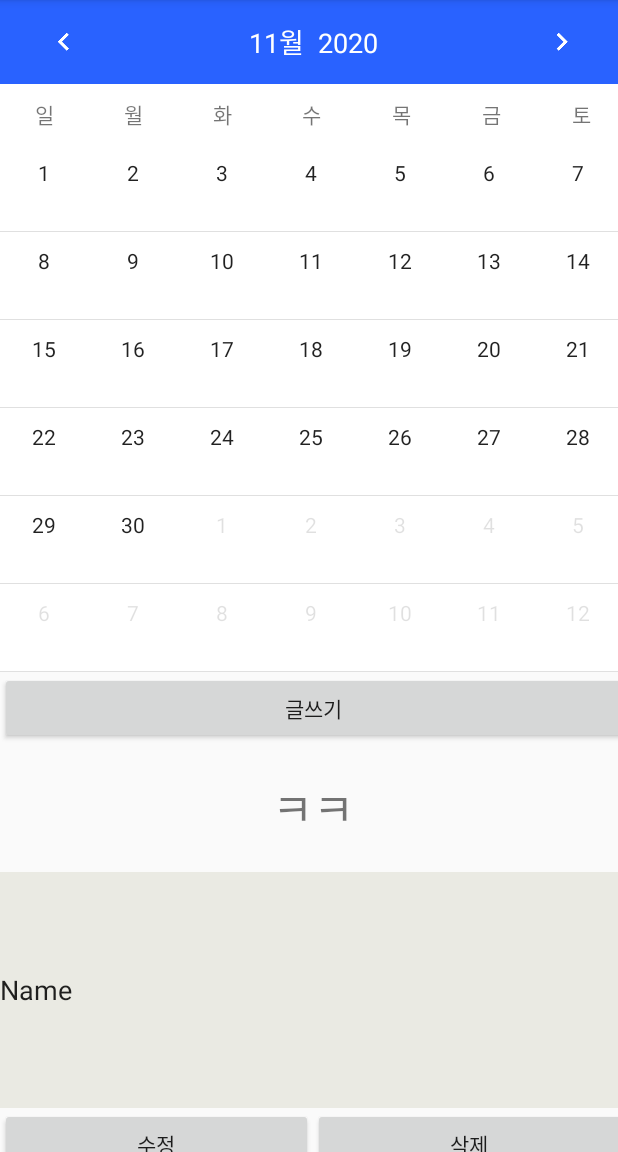
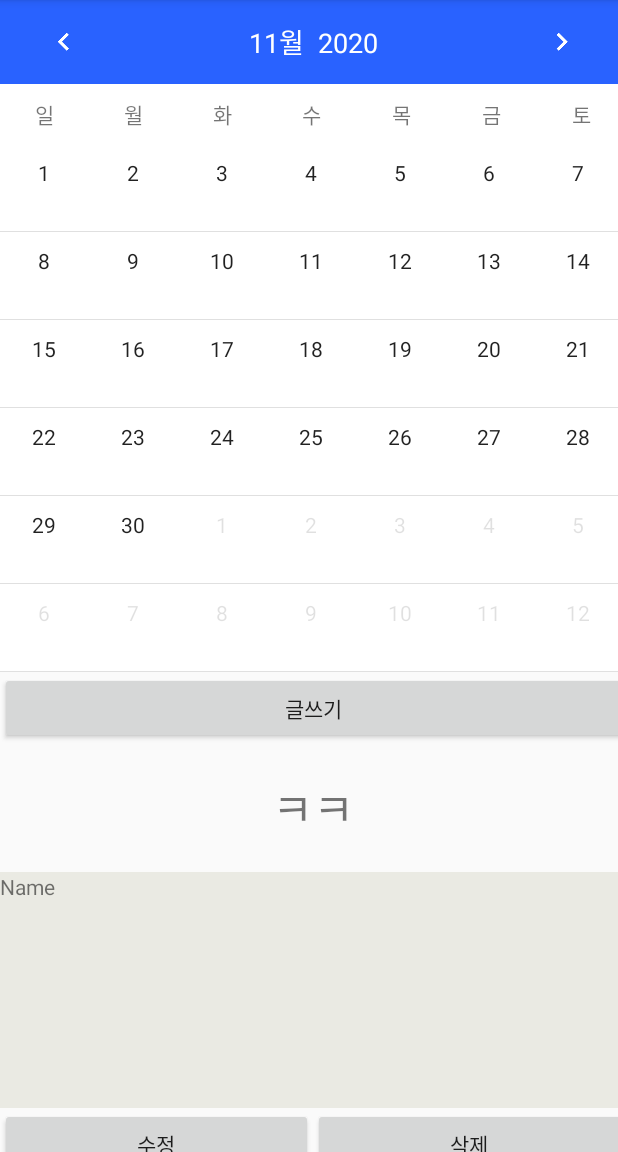
Before and after one commit to mugon-dev/Emotional-Diary, an Android app: the fragment HomeFragment shown on its own in the app's theme, after a tap on an icon or button, on a phone screen of 412 x 824 dp, the part 84-1236 px from its top. Run offline under Robolectric (Android 15) with nearby library versions, the phone set to English and light mode, and no system bars; libraries missing offline, so code that uses them is left out: com.annimon.stream, com.prolificinteractive.materialcalendarview; 4 statements that could not run were skipped.

Commit message:
15. 컨텐츠 뿌리기

```diff
--- a/Emotion_dairy_android/app/src/main/res/layout/fragment_home.xml
+++ b/Emotion_dairy_android/app/src/main/res/layout/fragment_home.xml
@@ -44,8 +44,8 @@
             android:gravity="center"
             android:text="ㅋㅋ" />
 
-        <EditText
-            android:id="@+id/editTextTextPersonName"
+        <TextView
+            android:id="@+id/tv_contentview"
             android:layout_width="match_parent"
             android:layout_height="157dp"
             android:hint="내용을 입력하세요"
```
Also changed, not shown: Emotion_dairy_android/app/src/main/java/com/example/emotion_dairy/ui/home/HomeFragment.java (+20 -5 lines).
